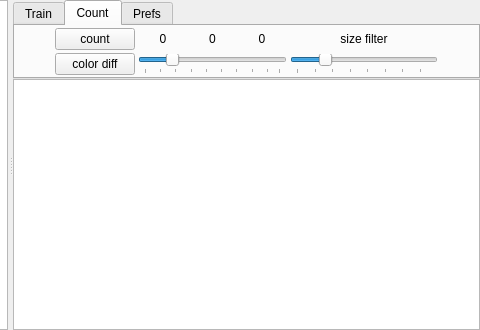
Old version of the form VoteCounter/VoteCounter.ui in the repository v2lab/vote-counter; both pictures show x 248 to 728 and y 0 to 330 of the 728 by 330 pixel window.
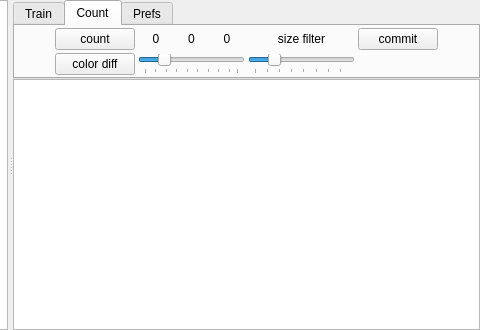
New version of the form. The open tabs and pages were chosen to show the change.

Commit message: starting heckle link

```diff
--- a/VoteCounter/VoteCounter.ui
+++ b/VoteCounter/VoteCounter.ui
@@ -510,6 +510,25 @@
              </layout>
             </widget>
            </item>
+           <item row="0" column="8">
+            <widget class="QPushButton" name="commit">
+             <property name="toolTip">
+              <string>commit vote results to Heckle</string>
+             </property>
+             <property name="text">
+              <string>commit</string>
+             </property>
+             <property name="autoDefault">
+              <bool>false</bool>
+             </property>
+             <property name="default">
+              <bool>false</bool>
+             </property>
+             <property name="flat">
+              <bool>false</bool>
+             </property>
+            </widget>
+           </item>
           </layout>
          </widget>
          <widget class="QWidget" name="prefsTab">
```
Left out of the diff: 12 changed lines with no effect on the pictures. The commit also changes 1 other file.
